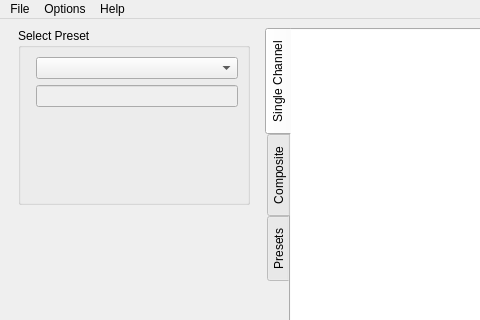
Old version of the form src/mainwindow.ui in the repository Xerbo/LeanHRPT-Decode; both pictures show x 0 to 480 and y 0 to 320 of the 1200 by 600 pixel window.
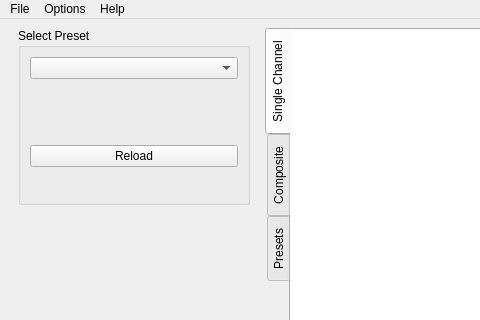
New version of the form. The open tabs and pages were chosen to show the change. Icons and pictures are not drawn.

Commit message: Load presets from a user editable file

What changed in the file:
```diff
--- a/src/mainwindow.ui
+++ b/src/mainwindow.ui
@@ -170,18 +170,8 @@
               <string>Select Preset</string>
              </property>
              <layout class="QFormLayout" name="formLayout_3">
-              <item row="1" column="1">
-               <widget class="QLineEdit" name="lineEdit">
-                <property name="enabled">
-                 <bool>false</bool>
-                </property>
-                <property name="text">
-                 <string/>
-                </property>
-               </widget>
-              </item>
-              <item row="0" column="1">
-               <widget class="QComboBox" name="comboBox">
+              <item row="0" column="0" colspan="2">
+               <widget class="QComboBox" name="presetSelector">
                 <property name="sizePolicy">
                  <sizepolicy hsizetype="MinimumExpanding" vsizetype="Fixed">
                   <horstretch>0</horstretch>
@@ -190,6 +180,43 @@
                 </property>
                </widget>
               </item>
+              <item row="1" column="0">
+               <widget class="QLabel" name="presetDescription">
+                <property name="text">
+                 <string/>
+                </property>
+                <property name="wordWrap">
+                 <bool>true</bool>
+                </property>
+               </widget>
+              </item>
+              <item row="4" column="0" colspan="2">
+               <widget class="QPushButton" name="presetReload">
+                <property name="text">
+                 <string>Reload</string>
+                </property>
+               </widget>
+              </item>
+              <item row="2" column="0">
+               <widget class="QLabel" name="presetAuthor">
+                <property name="text">
+                 <string/>
+                </property>
+                <property name="wordWrap">
+                 <bool>true</bool>
+                </property>
+               </widget>
+              </item>
+              <item row="3" column="0">
+               <widget class="QLabel" name="presetCategory">
+                <property name="text">
+                 <string/>
+                </property>
+                <property name="wordWrap">
+                 <bool>true</bool>
+                </property>
+               </widget>
+              </item>
              </layout>
             </widget>
            </item>
```
Left out of the diff: 8 changed lines with no effect on the pictures. The commit also changes 5 other files.
